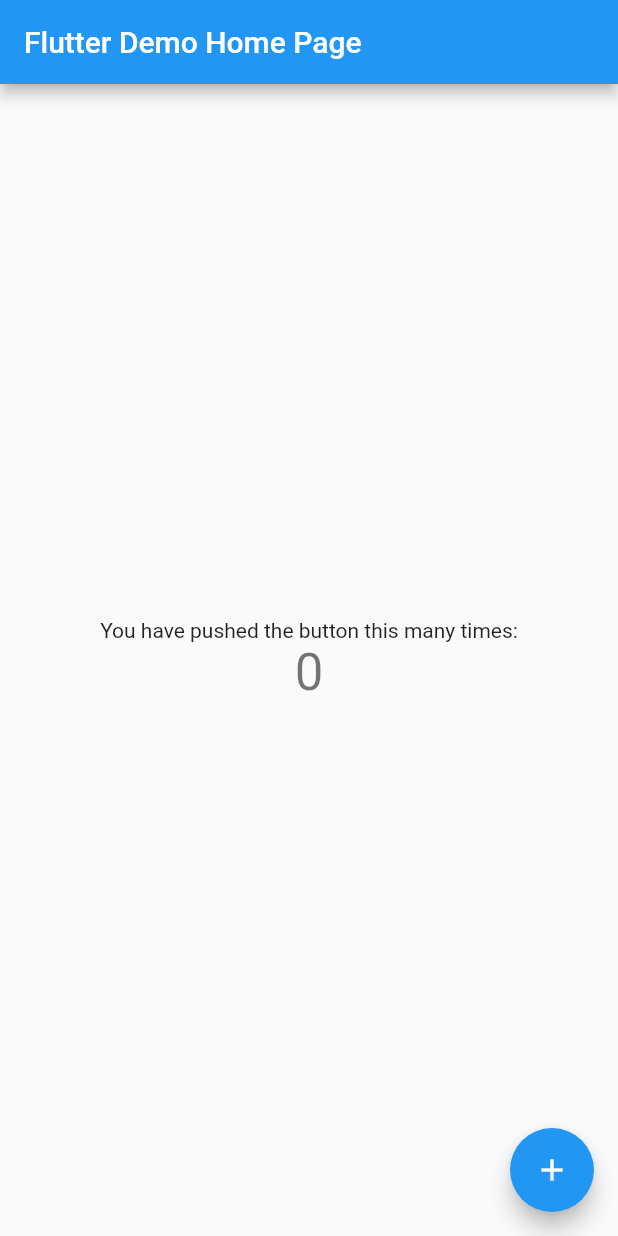
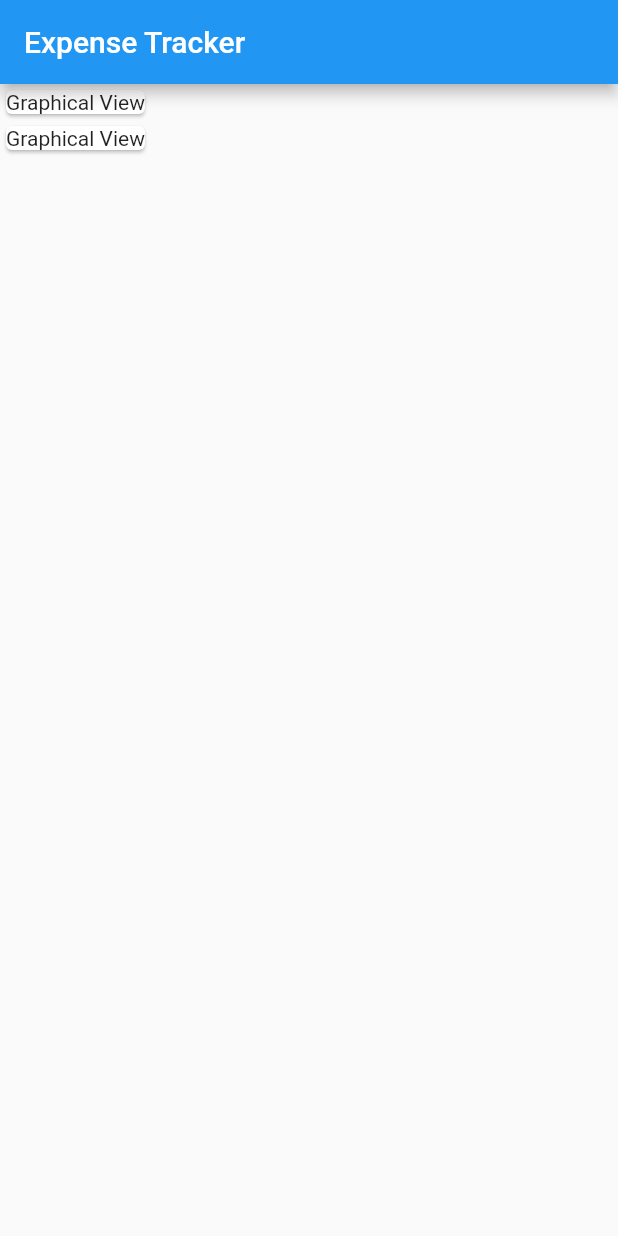
Before and after one commit to jmohandas/expenseapp, a Flutter app: the screen it shows after launch, on a phone screen of 412 x 824 dp. Run offline on Flutter 3.47's test engine with Material 2 defaults, Android fonts, the phone set to English and light mode, and no system bars.

Commit message:
Added the first 2 cards after clearing the default code generated

```diff
--- a/lib/main.dart
+++ b/lib/main.dart
@@ -1,111 +1,26 @@
 import 'package:flutter/material.dart';
 
-void main() => runApp(MyApp());
+void main() => runApp(ExpenseApp());
 
-class MyApp extends StatelessWidget {
-  // This widget is the root of your application.
+class ExpenseApp extends StatelessWidget {
   @override
   Widget build(BuildContext context) {
     return MaterialApp(
-      title: 'Flutter Demo',
-      theme: ThemeData(
-        // This is the theme of your application.
-        //
-        // Try running your application with "flutter run". You'll see the
-        // application has a blue toolbar. Then, without quitting the app, try
-        // changing the primarySwatch below to Colors.green and then invoke
-        // "hot reload" (press "r" in the console where you ran "flutter run",
-        // or simply save your changes to "hot reload" in a Flutter IDE).
-        // Notice that the counter didn't reset back to zero; the application
-        // is not restarted.
-        primarySwatch: Colors.blue,
-      ),
-      home: MyHomePage(title: 'Flutter Demo Home Page'),
+      home: Scaffold(
+        appBar: AppBar(
+          title: Text('Expense Tracker'),
+        ),
+        body: Column(
+          children: <Widget>[
+            Card(
+              child: Text('Graphical View'),
+            ),
+            Card(
+              child: Text('Graphical View'),
+            ),
+          ],
+        ),
+      )
     );
   }
 }
-
-class MyHomePage extends StatefulWidget {
-  MyHomePage({Key key, this.title}) : super(key: key);
-
-  // This widget is the home page of your application. It is stateful, meaning
-  // that it has a State object (defined below) that contains fields that affect
-  // how it looks.
-
-  // This class is the configuration for the state. It holds the values (in this
-  // case the title) provided by the parent (in this case the App widget) and
-  // used by the build method of the State. Fields in a Widget subclass are
-  // always marked "final".
-
-  final String title;
-
-  @override
-  _MyHomePageState createState() => _MyHomePageState();
-}
-
-class _MyHomePageState extends State<MyHomePage> {
-  int _counter = 0;
-
-  void _incrementCounter() {
-    setState(() {
-      // This call to setState tells the Flutter framework that something has
-      // changed in this State, which causes it to rerun the build method below
-      // so that the display can reflect the updated values. If we changed
-      // _counter without calling setState(), then the build method would not be
-      // called again, and so nothing would appear to happen.
-      _counter++;
-    });
-  }
-
-  @override
-  Widget build(BuildContext context) {
-    // This method is rerun every time setState is called, for instance as done
-    // by the _incrementCounter method above.
-    //
-    // The Flutter framework has been optimized to make rerunning build methods
-    // fast, so that you can just rebuild anything that needs updating rather
-    // than having to individually change instances of widgets.
-    return Scaffold(
-      appBar: AppBar(
-        // Here we take the value from the MyHomePage object that was created by
-        // the App.build method, and use it to set our appbar title.
-        title: Text(widget.title),
-      ),
-      body: Center(
-        // Center is a layout widget. It takes a single child and positions it
-        // in the middle of the parent.
-        child: Column(
-          // Column is also a layout widget. It takes a list of children and
-          // arranges them vertically. By default, it sizes itself to fit its
-          // children horizontally, and tries to be as tall as its parent.
-          //
-          // Invoke "debug painting" (press "p" in the console, choose the
-          // "Toggle Debug Paint" action from the Flutter Inspector in Android
-          // Studio, or the "Toggle Debug Paint" command in Visual Studio Code)
-          // to see the wireframe for each widget.
-          //
-          // Column has various properties to control how it sizes itself and
-          // how it positions its children. Here we use mainAxisAlignment to
-          // center the children vertically; the main axis here is the vertical
-          // axis because Columns are vertical (the cross axis would be
-          // horizontal).
-          mainAxisAlignment: MainAxisAlignment.center,
-          children: <Widget>[
-            Text(
-              'You have pushed the button this many times:',
-            ),
-            Text(
-              '$_counter',
-              style: Theme.of(context).textTheme.display1,
-            ),
-          ],
-        ),
-      ),
-      floatingActionButton: FloatingActionButton(
-        onPressed: _incrementCounter,
-        tooltip: 'Increment',
-        child: Icon(Icons.add),
-      ), // This trailing comma makes auto-formatting nicer for build methods.
-    );
-  }
-}
```
